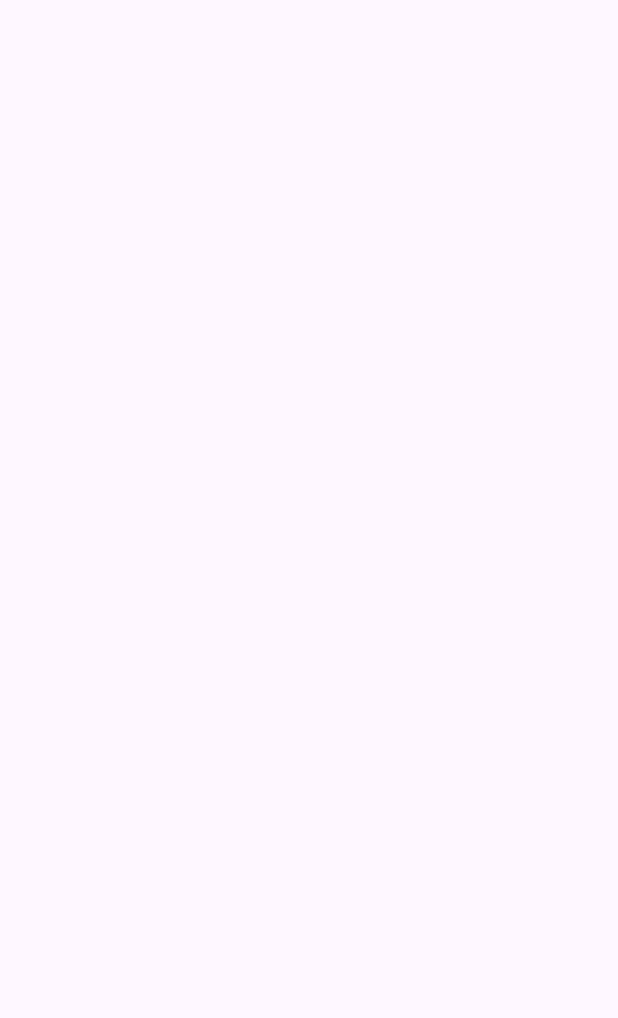
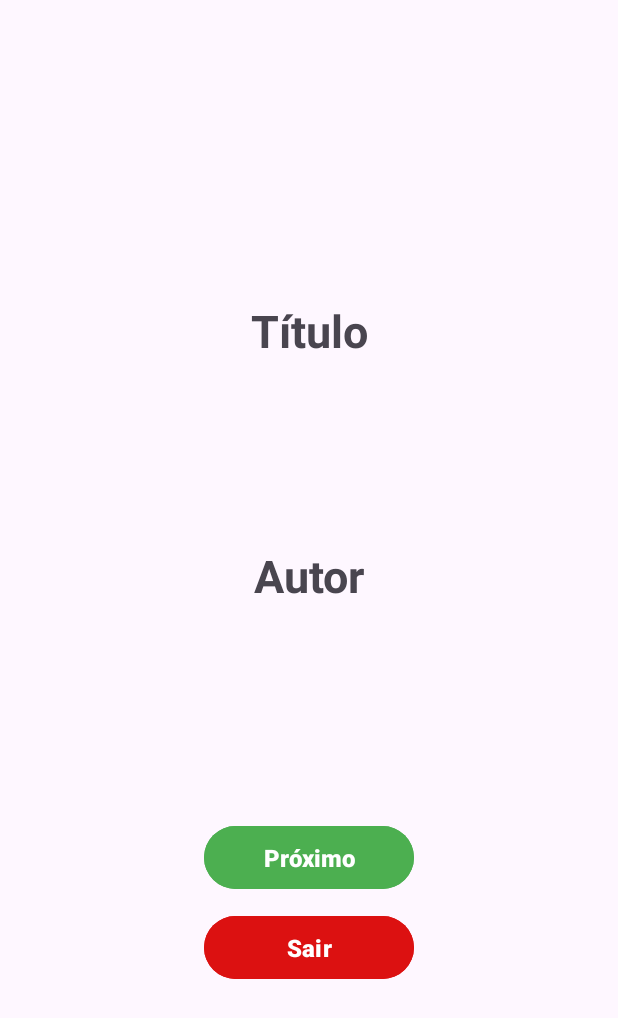
Before and after one commit to IamPdrin/Intent-Kotlin, an Android app: the SecondActivity screen opened directly, with no data from a screen before it, on a phone screen of 412 x 824 dp. Before the commit the part shown is empty. Shown: the top 1018 px of the screen. Run offline under Robolectric (Android 15) with nearby library versions, the phone set to English and light mode, and no system bars.

Commit message:
CadastroLivros

```diff
--- a/CadastroLivros/app/src/main/java/com/fatec/pg/cadastrolivros/MainActivity.kt
+++ b/CadastroLivros/app/src/main/java/com/fatec/pg/cadastrolivros/MainActivity.kt
@@ -4,6 +4,7 @@ import android.content.Intent
 import android.os.Bundle
 import android.widget.Button
 import android.widget.EditText
+import android.widget.Toast
 import androidx.activity.enableEdgeToEdge
 import androidx.appcompat.app.AppCompatActivity
 import androidx.core.view.ViewCompat
@@ -21,20 +22,23 @@ class MainActivity : AppCompatActivity() {
         val btnCadastro = findViewById<Button>(R.id.btnCadastrar)
 
         btnCadastro.setOnClickListener {
+            if (edtTitulo.text.toString().isEmpty() || edtAutor.text.toString().isEmpty()) {
+                Toast.makeText(this, "Preencha os valores corretamente!", Toast.LENGTH_SHORT).show()
+            }
+            else{
                 val titulo = edtTitulo.text.toString()
                 val autor = edtAutor.text.toString()
 
                 val intent = Intent(this, SecondActivity::class.java)
 
-
                 val bundle = Bundle()
-
                 bundle.putString("Titulo", titulo)
                 bundle.putString("Autor", autor)
-
                 intent.putExtras(bundle)
 
                 startActivity(intent)
+
+            }
         }
 
     }
--- a/CadastroLivros/app/src/main/java/com/fatec/pg/cadastrolivros/view/SecondActivity.kt
+++ b/CadastroLivros/app/src/main/java/com/fatec/pg/cadastrolivros/view/SecondActivity.kt
@@ -1,11 +1,20 @@
 package com.fatec.pg.cadastrolivros.view
 
+import android.content.Intent
+import android.health.connect.datatypes.units.Length
 import android.os.Bundle
+import android.widget.Button
+import android.widget.TextView
+import android.widget.Toast
 import androidx.activity.enableEdgeToEdge
 import androidx.appcompat.app.AppCompatActivity
 import androidx.core.view.ViewCompat
 import androidx.core.view.WindowInsetsCompat
+import com.fatec.pg.cadastrolivros.MainActivity
 import com.fatec.pg.cadastrolivros.R
+import org.w3c.dom.Text
+import java.lang.System.exit
+import kotlin.system.exitProcess
 
 class SecondActivity : AppCompatActivity() {
     override fun onCreate(savedInstanceState: Bundle?) {
@@ -13,7 +22,34 @@ class SecondActivity : AppCompatActivity() {
         enableEdgeToEdge()
         setContentView(R.layout.activity_second)
 
+        val bundle = intent.extras
+        val titulo = bundle?.getString("Titulo")
+        val autor = bundle?.getString("Autor")
 
+        val textTitulo = findViewById<TextView>(R.id.txtTitulo)
+        val textAutor = findViewById<TextView>(R.id.txtAutor)
+
+        val btnSair = findViewById<Button>(R.id.btnSair)
+        val btnVoltar = findViewById<Button>(R.id.btnVoltar)
+
+        if (titulo.toString().isEmpty() || autor.toString().isEmpty()) {
+            Toast.makeText(this, "Os valores precisam ser preenchidos corretamente!", Toast.LENGTH_SHORT).show()
+        } else{
+            textTitulo.text = titulo
+            textAutor.text = autor
+        }
+
+        btnSair.setOnClickListener {
+            finishAffinity()
+            exitProcess(0)
+        }
+
+        btnVoltar.setOnClickListener{
+            finish()
+
+            val intent = Intent(this, MainActivity::class.java)
+            startActivity(intent)
+        }
 
     }
 }
--- a/CadastroLivros/app/src/main/res/layout/activity_main.xml
+++ b/CadastroLivros/app/src/main/res/layout/activity_main.xml
@@ -12,7 +12,7 @@
 
         android:layout_width="wrap_content"
         android:layout_height="wrap_content"
-        android:layout_marginTop="50dp"
+        android:layout_marginTop="80dp"
 
         android:text="Cadastro de Livros"
         android:textSize="34sp"
--- a/CadastroLivros/app/src/main/res/layout/activity_second.xml
+++ b/CadastroLivros/app/src/main/res/layout/activity_second.xml
@@ -7,4 +7,103 @@
     android:layout_height="match_parent"
     tools:context=".view.SecondActivity">
 
+
+    <TextView
+        android:id="@+id/lblTitulo"
+
+        android:layout_width="wrap_content"
+        android:layout_height="wrap_content"
+        android:layout_marginTop="200dp"
+
+        android:text="Título"
+        android:textSize="30sp"
+        android:textStyle="bold"
+
+        app:layout_constraintEnd_toEndOf="parent"
+        app:layout_constraintStart_toStartOf="parent"
+        app:layout_constraintTop_toTopOf="parent" />
+
+
+    <TextView
+        android:id="@+id/txtTitulo"
+
+        android:layout_width="wrap_content"
+        android:layout_height="wrap_content"
+        android:layout_marginTop="25dp"
+
+        android:text=""
+        android:textSize="20sp"
+
+        app:layout_constraintEnd_toEndOf="parent"
+        app:layout_constraintStart_toStartOf="parent"
+        app:layout_constraintTop_toBottomOf="@id/lblTitulo"
+
+        />
+
+
+    <TextView
+        android:id="@+id/lblAutor"
+
+        android:layout_width="wrap_content"
+        android:layout_height="wrap_content"
+        android:layout_marginTop="70dp"
+
+        android:text="Autor"
+        android:textSize="30sp"
+        android:textStyle="bold"
+
+        app:layout_constraintTop_toBottomOf="@id/txtTitulo"
+        app:layout_constraintEnd_toEndOf="parent"
+        app:layout_constraintStart_toStartOf="parent"
+        />
+
+    <TextView
+        android:id="@+id/txtAutor"
+
+        android:layout_width="wrap_content"
+        android:layout_height="wrap_content"
+        android:layout_marginTop="25dp"
+
+        android:text=""
+        android:textSize="20sp"
+
+        app:layout_constraintTop_toBottomOf="@id/lblAutor"
+        app:layout_constraintEnd_toEndOf="parent"
+        app:layout_constraintStart_toStartOf="parent"
+        />
+
+    <Button
+        android:id="@+id/btnVoltar"
+
+        android:layout_width="140dp"
+        android:layout_height="50dp"
+        android:layout_marginTop="90dp"
+
+        android:backgroundTint="#4CAF50"
+        android:text="Próximo"
+        android:textSize="16sp"
+
+        android:textStyle="bold"
+        app:layout_constraintEnd_toEndOf="parent"
+        app:layout_constraintStart_toStartOf="parent"
+        app:layout_constraintTop_toBottomOf="@+id/txtAutor" />
+
+    <Button
+        android:id="@+id/btnSair"
+
+        android:layout_width="140dp"
+        android:layout_height="50dp"
+        android:layout_marginTop="10dp"
+
+        android:backgroundTint="#DC1111"
+        android:text="Sair"
+
+        android:textSize="16sp"
+        android:textStyle="bold"
+        app:layout_constraintEnd_toEndOf="parent"
+
+        app:layout_constraintStart_toStartOf="parent"
+        app:layout_constraintTop_toBottomOf="@+id/btnVoltar" />
+
+
 </androidx.constraintlayout.widget.ConstraintLayout>
```
Lines whose indentation alone changed are shown as unchanged.
